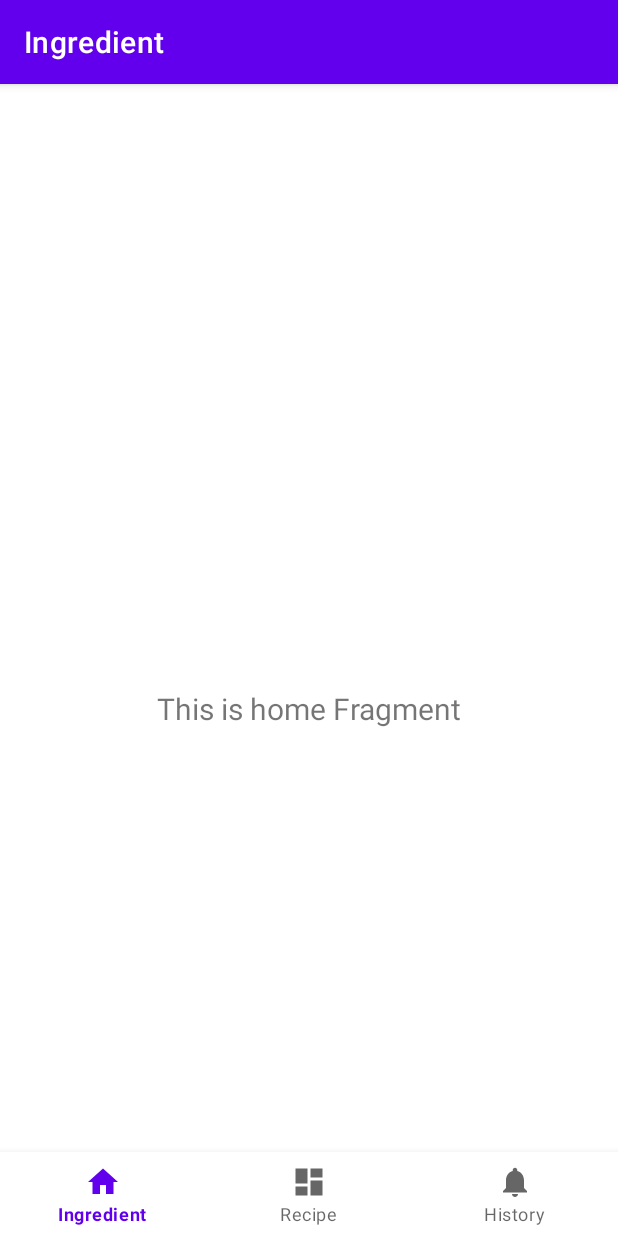
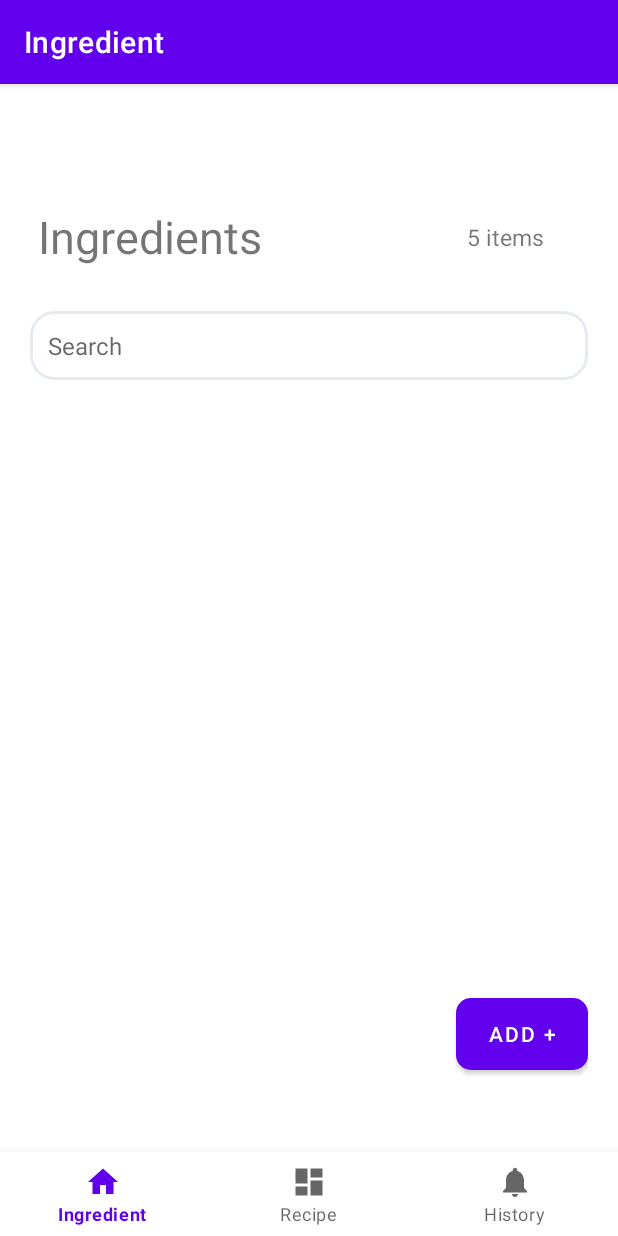
Before and after one commit to Porsugu/Fridge_Focus, an Android app: the screen it shows after launch (MainActivity), on a phone screen of 412 x 824 dp. Run offline under Robolectric (Android 15) with nearby library versions, the phone set to English and light mode, and no system bars; our stand-ins replace navigation-ui.

Commit message:
only finished the integrated xml and history.xml

```diff
--- a/app/build.gradle.kts
+++ b/app/build.gradle.kts
@@ -48,6 +48,7 @@ dependencies {
     implementation(libs.androidx.lifecycle.viewmodel.ktx)
     implementation(libs.androidx.navigation.fragment.ktx)
     implementation(libs.androidx.navigation.ui.ktx)
+    implementation(libs.filament.android)
     testImplementation(libs.junit)
     androidTestImplementation(libs.androidx.junit)
     androidTestImplementation(libs.androidx.espresso.core)
--- a/app/src/main/java/com/example/fridgefocus/ui/home/HomeFragment.kt
+++ b/app/src/main/java/com/example/fridgefocus/ui/home/HomeFragment.kt
@@ -28,10 +28,7 @@ class HomeFragment : Fragment() {
         _binding = FragmentHomeBinding.inflate(inflater, container, false)
         val root: View = binding.root
 
-        val textView: TextView = binding.textHome
-        homeViewModel.text.observe(viewLifecycleOwner) {
-            textView.text = it
-        }
+
         return root
     }
 
--- a/app/src/main/java/com/example/fridgefocus/ui/notifications/NotificationsFragment.kt
+++ b/app/src/main/java/com/example/fridgefocus/ui/notifications/NotificationsFragment.kt
@@ -28,10 +28,6 @@ class NotificationsFragment : Fragment() {
         _binding = FragmentNotificationsBinding.inflate(inflater, container, false)
         val root: View = binding.root
 
-        val textView: TextView = binding.textNotifications
-        notificationsViewModel.text.observe(viewLifecycleOwner) {
-            textView.text = it
-        }
         return root
     }
 
--- /dev/null
+++ b/app/src/main/res/drawable/ingredients_button_shape.xml
@@ -0,0 +1,6 @@
+<?xml version="1.0" encoding="utf-8"?>
+<shape xmlns:android="http://schemas.android.com/apk/res/android"
+    android:shape="rectangle">
+    <corners android:radius="10dp"/>  <!-- Increase for more roundness -->
+    <solid android:color="@color/red"></solid>  <!-- Button color -->
+</shape>
--- /dev/null
+++ b/app/src/main/res/drawable/ingredients_searchbar.xml
@@ -0,0 +1,9 @@
+<?xml version="1.0" encoding="utf-8"?>
+<shape xmlns:android="http://schemas.android.com/apk/res/android"
+    android:shape="rectangle">
+    <corners android:radius="15dp"/>  <!-- Increase for more roundness -->
+    <stroke
+        android:color="@color/search_bar_color"
+        android:width="2dp" /> <!-- Red stroke -->/> <!-- Button color -->
+    <solid android:color="@color/white"/>
+</shape>
--- a/app/src/main/res/layout/fragment_home.xml
+++ b/app/src/main/res/layout/fragment_home.xml
@@ -4,19 +4,82 @@
     xmlns:tools="http://schemas.android.com/tools"
     android:layout_width="match_parent"
     android:layout_height="match_parent"
-    tools:context=".ui.home.HomeFragment">
+    tools:context=".ui.home.HomeFragment"
+    android:padding="20dp"
+    android:orientation="vertical">
 
-    <TextView
-        android:id="@+id/text_home"
+
+    <androidx.constraintlayout.widget.ConstraintLayout
+        android:id="@+id/constraintLayout"
         android:layout_width="match_parent"
         android:layout_height="wrap_content"
-        android:layout_marginStart="8dp"
-        android:layout_marginTop="8dp"
-        android:layout_marginEnd="8dp"
-        android:textAlignment="center"
-        android:textSize="20sp"
+        android:orientation="horizontal"
+        app:layout_constraintEnd_toEndOf="parent"
+        app:layout_constraintStart_toStartOf="parent"
+        app:layout_constraintTop_toTopOf="parent"
+        android:padding="5dp">
+
+        <TextView
+            android:id="@+id/textView2"
+            android:layout_width="match_parent"
+            android:layout_height="wrap_content"
+            android:text="Ingredients"
+            android:textSize="30dp"
+            app:layout_constraintEnd_toEndOf="parent"
+            app:layout_constraintTop_toTopOf="parent" />
+
+        <TextView
+            android:layout_width="wrap_content"
+            android:layout_height="wrap_content"
+            android:text="5 items"
+            android:textSize="15dp"
+            app:layout_constraintBottom_toBottomOf="parent"
+            app:layout_constraintEnd_toEndOf="@+id/textView2"
+            app:layout_constraintHorizontal_bias="0.922"
+            app:layout_constraintStart_toStartOf="@+id/textView2"
+            app:layout_constraintTop_toTopOf="parent" />
+
+
+    </androidx.constraintlayout.widget.ConstraintLayout>
+    <!-- Search Bar -->
+
+    <!-- RecyclerView for Ingredients List -->
+
+    <EditText
+        android:id="@+id/et_search"
+        android:layout_width="match_parent"
+        android:layout_height="wrap_content"
+        android:layout_marginTop="24dp"
+        android:background="@drawable/ingredients_searchbar"
+        android:hint="Search"
+        android:padding="12dp"
+        android:textSize="16sp"
+        app:layout_constraintEnd_toEndOf="parent"
+        app:layout_constraintHorizontal_bias="0.0"
+        app:layout_constraintStart_toStartOf="parent"
+        app:layout_constraintTop_toBottomOf="@+id/constraintLayout" />
+
+    <!-- Button to add the ingredients -->
+    <androidx.recyclerview.widget.RecyclerView
+        android:id="@+id/ingredient_list"
+        android:layout_width="match_parent"
+        android:layout_height="wrap_content"
+        android:layout_marginTop="24dp"
+        app:layout_constraintTop_toBottomOf="@+id/et_search"
+        tools:layout_editor_absoluteX="36dp" />
+
+    <Button
+        android:layout_width="wrap_content"
+        android:layout_height="wrap_content"
+        android:background="@drawable/ingredients_button_shape"
+
+        android:text="Add +"
         app:layout_constraintBottom_toBottomOf="parent"
         app:layout_constraintEnd_toEndOf="parent"
+        app:layout_constraintHorizontal_bias="1.0"
         app:layout_constraintStart_toStartOf="parent"
-        app:layout_constraintTop_toTopOf="parent" />
+        app:layout_constraintTop_toTopOf="parent"
+        app:layout_constraintVertical_bias="0.855" />
+
+
 </androidx.constraintlayout.widget.ConstraintLayout>
--- /dev/null
+++ b/app/src/main/res/layout/history_reciepe_instruction.xml
@@ -0,0 +1,6 @@
+<?xml version="1.0" encoding="utf-8"?>
+<androidx.constraintlayout.widget.ConstraintLayout xmlns:android="http://schemas.android.com/apk/res/android"
+    android:layout_width="match_parent"
+    android:layout_height="match_parent">
+
+</androidx.constraintlayout.widget.ConstraintLayout>
--- a/app/src/main/res/values/colors.xml
+++ b/app/src/main/res/values/colors.xml
@@ -7,4 +7,7 @@
     <color name="teal_700">#FF018786</color>
     <color name="black">#FF000000</color>
     <color name="white">#FFFFFFFF</color>
+    <color name="red">#E95F5F</color>
+    <color name="gray">#F1F1F1</color>
+    <color name="search_bar_color">#E6EBF2</color>
 </resources>
--- a/gradle/libs.versions.toml
+++ b/gradle/libs.versions.toml
@@ -12,6 +12,7 @@ lifecycleLivedataKtx = "2.8.7"
 lifecycleViewmodelKtx = "2.8.7"
 navigationFragmentKtx = "2.8.3"
 navigationUiKtx = "2.8.3"
+filamentAndroid = "1.17.1"
 
 [libraries]
 androidx-core-ktx = { group = "androidx.core", name = "core-ktx", version.ref = "coreKtx" }
@@ -25,6 +26,7 @@ androidx-lifecycle-livedata-ktx = { group = "androidx.lifecycle", name = "lifecy
 androidx-lifecycle-viewmodel-ktx = { group = "androidx.lifecycle", name = "lifecycle-viewmodel-ktx", version.ref = "lifecycleViewmodelKtx" }
 androidx-navigation-fragment-ktx = { group = "androidx.navigation", name = "navigation-fragment-ktx", version.ref = "navigationFragmentKtx" }
 androidx-navigation-ui-ktx = { group = "androidx.navigation", name = "navigation-ui-ktx", version.ref = "navigationUiKtx" }
+filament-android = { group = "com.google.ar.sceneform", name = "filament-android", version.ref = "filamentAndroid" }
 
 [plugins]
 android-application = { id = "com.android.application", version.ref = "agp" }
```
Also changed, not shown: app/src/main/res/layout/fragment_notifications.xml (+43 -10 lines), app/src/main/res/layout/history_item_view.xml (added, +79 -0 lines), app/src/main/res/layout/ingredients_add_dialog.xml (added, +9 -0 lines), app/src/main/res/drawable/meal1.png (added).
